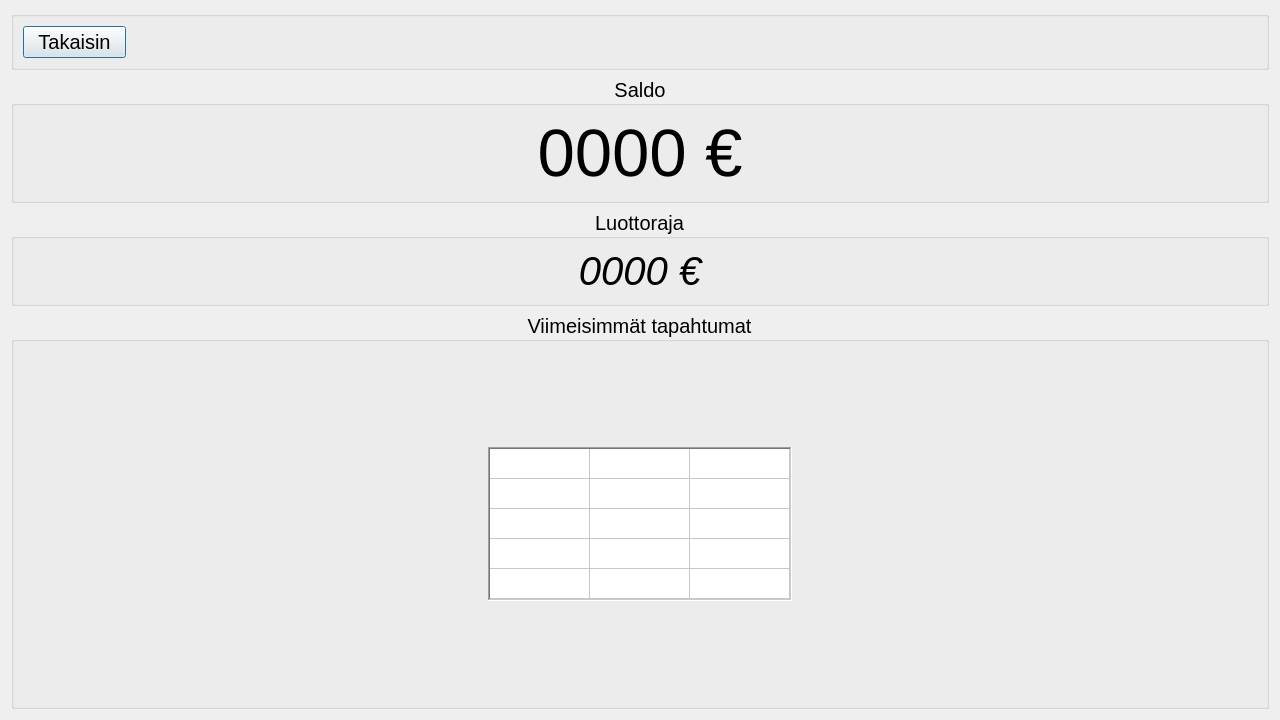
This is frontend/balanceDLL/balancedialog.ui in JnsRdnp/ATM-Simulator as Qt 5 draws it before an edit. The edited form follows.
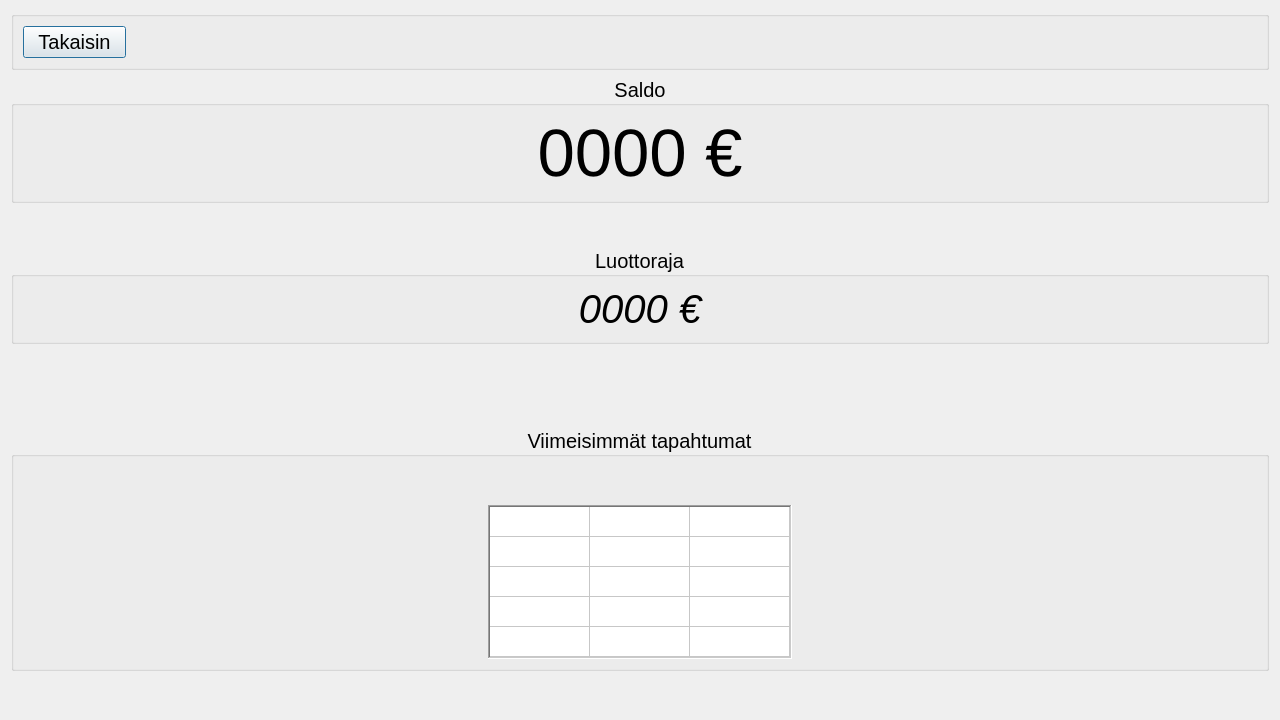
This is the edited form.

Commit message: Better scaling historytable

Patch:
```diff
--- a/frontend/balanceDLL/balancedialog.ui
+++ b/frontend/balanceDLL/balancedialog.ui
@@ -33,7 +33,7 @@
   <property name="windowTitle">
    <string/>
   </property>
-  <layout class="QVBoxLayout" name="verticalLayout">
+  <layout class="QVBoxLayout" name="verticalLayout" stretch="0,0,0,0,0,0,0,0">
    <item>
     <widget class="QGroupBox" name="groupBox_3">
      <property name="title">
@@ -99,6 +99,19 @@
      </layout>
     </widget>
    </item>
+   <item>
+    <spacer name="verticalSpacer_3">
+     <property name="orientation">
+      <enum>Qt::Vertical</enum>
+     </property>
+     <property name="sizeHint" stdset="0">
+      <size>
+       <width>20</width>
+       <height>40</height>
+      </size>
+     </property>
+    </spacer>
+   </item>
    <item>
     <widget class="QGroupBox" name="groupBox_4">
      <property name="title">
@@ -128,6 +141,32 @@
      </layout>
     </widget>
    </item>
+   <item>
+    <spacer name="verticalSpacer_5">
+     <property name="orientation">
+      <enum>Qt::Vertical</enum>
+     </property>
+     <property name="sizeHint" stdset="0">
+      <size>
+       <width>20</width>
+       <height>40</height>
+      </size>
+     </property>
+    </spacer>
+   </item>
+   <item>
+    <spacer name="verticalSpacer_4">
+     <property name="orientation">
+      <enum>Qt::Vertical</enum>
+     </property>
+     <property name="sizeHint" stdset="0">
+      <size>
+       <width>20</width>
+       <height>40</height>
+      </size>
+     </property>
+    </spacer>
+   </item>
    <item>
     <widget class="QGroupBox" name="groupBox_2">
      <property name="title">
@@ -288,19 +327,6 @@
         </item>
        </widget>
       </item>
-      <item row="2" column="1">
-       <spacer name="verticalSpacer">
-        <property name="orientation">
-         <enum>Qt::Vertical</enum>
-        </property>
-        <property name="sizeHint" stdset="0">
-         <size>
-          <width>20</width>
-          <height>40</height>
-         </size>
-        </property>
-       </spacer>
-      </item>
       <item row="1" column="2">
        <spacer name="horizontalSpacer_3">
         <property name="orientation">
@@ -330,6 +356,19 @@
      </layout>
     </widget>
    </item>
+   <item>
+    <spacer name="verticalSpacer">
+     <property name="orientation">
+      <enum>Qt::Vertical</enum>
+     </property>
+     <property name="sizeHint" stdset="0">
+      <size>
+       <width>20</width>
+       <height>40</height>
+      </size>
+     </property>
+    </spacer>
+   </item>
   </layout>
  </widget>
  <resources/>
```
